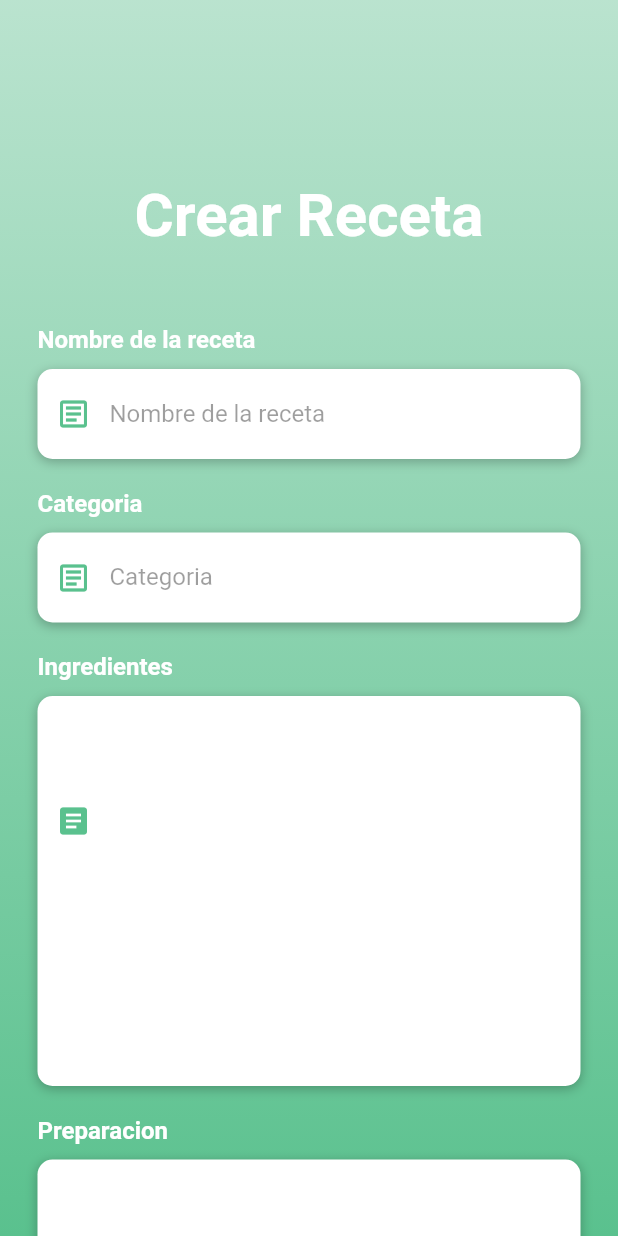
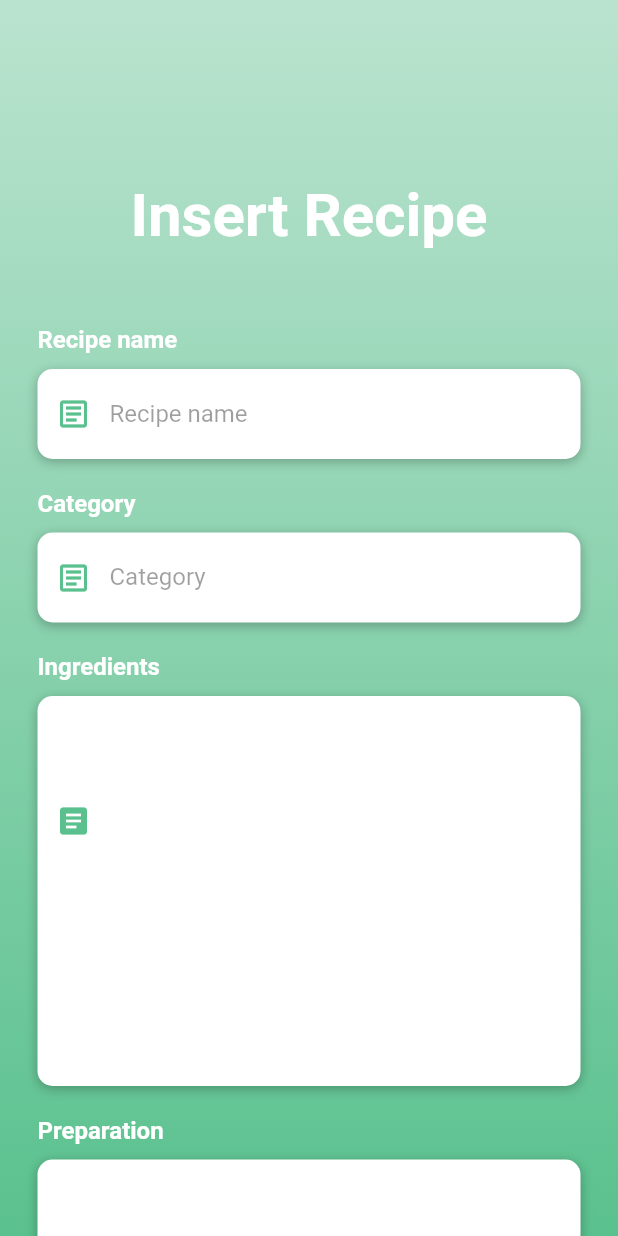
Before and after one commit to rony0025/ihc, a Flutter app: the Crear screen opened directly, on a phone screen of 412 x 824 dp. Run offline on Flutter 3.47's test engine with Material 2 defaults, Android fonts, the phone set to English and light mode, and no system bars.

Commit message:
proyecto_aceptable_con_traduccion_a_3_ilenguajes

```diff
--- a/lab09/el_recetario_v052/lib/crear.dart
+++ b/lab09/el_recetario_v052/lib/crear.dart
@@ -1,5 +1,6 @@
 import 'package:flutter/material.dart';
 import 'package:flutter/services.dart';
+import 'generated/l10n.dart';
 
 class Crear extends StatefulWidget {
   @override
@@ -14,7 +15,7 @@ class _CrearState extends State<Crear> {
       crossAxisAlignment: CrossAxisAlignment.start,
       children: <Widget>[
         Text(
-          'Nombre de la receta',
+          S.of(context).nombredereceta,
           style: TextStyle(
             color: Colors.white,
             fontSize: 16,
@@ -44,7 +45,7 @@ class _CrearState extends State<Crear> {
                   Icons.article_outlined,
                   color: Color(0xff5ac18e),
                 ),
-                hintText: 'Nombre de la receta',
+                hintText: S.of(context).nombredereceta,
                 hintStyle: TextStyle(
                   color: Colors.black38,
                 )),
@@ -54,12 +55,39 @@ class _CrearState extends State<Crear> {
     );
   }
 
+  Widget buildVolverBtn() {
+    return Container(
+      padding: EdgeInsets.symmetric(vertical: 25),
+      width: double.infinity,
+      child: RaisedButton(
+        elevation: 5,
+        onPressed: () => {
+          print("Volver Presionado"),
+          Navigator.pop(context)
+        },
+        padding: EdgeInsets.all(15),
+        shape: RoundedRectangleBorder(
+          borderRadius: BorderRadius.circular(15),
+        ),
+        color: Colors.white,
+        child: Text(
+          S.of(context).botonvolver,
+          style: TextStyle(
+            color: Color(0xff5ac18e),
+            fontSize: 18,
+            fontWeight: FontWeight.bold,
+          ),
+        ),
+      ),
+    );
+  }
+
   Widget buildCategoria() {
     return Column(
       crossAxisAlignment: CrossAxisAlignment.start,
       children: <Widget>[
         Text(
-          'Categoria',
+          S.of(context).categoria,
           style: TextStyle(
             color: Colors.white,
             fontSize: 16,
@@ -89,7 +117,7 @@ class _CrearState extends State<Crear> {
                   Icons.article_outlined,
                   color: Color(0xff5ac18e),
                 ),
-                hintText: 'Categoria',
+                hintText: S.of(context).categoria,
                 hintStyle: TextStyle(
                   color: Colors.black38,
                 )),
@@ -104,7 +132,7 @@ class _CrearState extends State<Crear> {
       crossAxisAlignment: CrossAxisAlignment.start,
       children: <Widget>[
         Text(
-          'Ingredientes',
+          S.of(context).ingredientes,
           style: TextStyle(
             color: Colors.white,
             fontSize: 16,
@@ -149,7 +177,7 @@ class _CrearState extends State<Crear> {
       crossAxisAlignment: CrossAxisAlignment.start,
       children: <Widget>[
         Text(
-          'Preparacion',
+          S.of(context).preparacion,
           style: TextStyle(
             color: Colors.white,
             fontSize: 16,
@@ -189,7 +217,7 @@ class _CrearState extends State<Crear> {
     );
   }
 
-  Widget buildLoginBtn() {
+  Widget buildGuardarBtn() {
     return Container(
       padding: EdgeInsets.symmetric(vertical: 25),
       width: double.infinity,
@@ -202,7 +230,7 @@ class _CrearState extends State<Crear> {
         ),
         color: Colors.white,
         child: Text(
-          'GUARDAR',
+          S.of(context).botonregistrarse,
           style: TextStyle(
             color: Color(0xff5ac18e),
             fontSize: 18,
@@ -242,7 +270,7 @@ class _CrearState extends State<Crear> {
                   mainAxisAlignment: MainAxisAlignment.center,
                   children: <Widget>[
                     Text(
-                      'Crear Receta',
+                      S.of(context).insertarreceta,
                       style: TextStyle(
                         color: Colors.white,
                         fontSize: 40,
@@ -268,9 +296,10 @@ class _CrearState extends State<Crear> {
                     SizedBox(
                       height: 20,
                     ),
-                    buildLoginBtn(),
+                    buildGuardarBtn(),
+                    buildVolverBtn(),
                     SizedBox(
-                      height: 20,
+                      height: 10,
                     ),
                   ],
                 ),
--- /dev/null
+++ b/lab09/el_recetario_v052/lib/l10n/intl_en_US.arb
@@ -0,0 +1,35 @@
+{
+  "saludos": "Login Page",
+  "correo": "Email",
+  "contrasenia": "Password",
+  "contraseniaolvidada": "Did you forget your password?",
+  "guardarinicio": "Save start session",
+  "botoningreso": "ENTER",
+  "registrateaqui1": "Don't you have an account?",
+  "registrateaqui2": " Register here",
+  "cerrarsesion": "LOGOUT",
+  "listapersonalderecetas": "Personal Cookbook",
+  "botoninsertar": "INSERT RECIPE",
+  "botonver": "VIEW",
+  "botonmodificar": "MODIFY",
+  "botonborrar": "DELETE",
+  "botonvolver": "GO BACK",
+  "resetearpassword": "Reset Password",
+  "ingresamail": "Enter your email: ",
+  "botonenviar": "SEND",
+  "registrarse": "Register",
+  "ingresatunombre": "Enter your full name:",
+  "ingresatucorreo": "Enter your email:",
+  "ingresatunumero": "Enter your phone number:",
+  "botonregistrarse": "SAVE",
+  "verreceta": "Read Recipe",
+  "nombredereceta": "Recipe name",
+  "categoria": "Category",
+  "ingredientes": "Ingredients",
+  "preparacion": "Preparation",
+  "modificarreceta": "Modify Recipe",
+  "botonsi": "YES",
+  "botonno": "NO",
+  "insertarreceta": "Insert Recipe",
+  "borrarreceta": "Delete Recipe?"
+}
--- a/lab09/el_recetario_v052/lib/ver.dart
+++ b/lab09/el_recetario_v052/lib/ver.dart
@@ -1,5 +1,8 @@
 import 'package:flutter/material.dart';
 import 'package:flutter/services.dart';
+
+import 'crud.dart';
+import 'generated/l10n.dart';
 
 class Ver extends StatefulWidget {
   @override
@@ -18,7 +21,7 @@ class _VerState extends State<Ver> {
       crossAxisAlignment: CrossAxisAlignment.start,
       children: <Widget>[
         Text(
-          'Nombre de la receta',
+          S.of(context).nombredereceta,
           style: TextStyle(
             color: Colors.white,
             fontSize: 16,
@@ -50,7 +53,7 @@ class _VerState extends State<Ver> {
                   Icons.article_outlined,
                   color: Color(0xff5ac18e),
                 ),
-                hintText: 'Pequeña receta',
+                hintText: S.of(context).verreceta,
                 hintStyle: TextStyle(
                   color: Colors.black38,
                 )),
@@ -65,7 +68,7 @@ class _VerState extends State<Ver> {
       crossAxisAlignment: CrossAxisAlignment.start,
       children: <Widget>[
         Text(
-          'Categoria',
+          S.of(context).categoria,
           style: TextStyle(
             color: Colors.white,
             fontSize: 16,
@@ -97,7 +100,7 @@ class _VerState extends State<Ver> {
                   Icons.article_outlined,
                   color: Color(0xff5ac18e),
                 ),
-                hintText: 'Categoria',
+                hintText: S.of(context).categoria,
                 hintStyle: TextStyle(
                   color: Colors.black38,
                 )),
@@ -112,7 +115,7 @@ class _VerState extends State<Ver> {
       crossAxisAlignment: CrossAxisAlignment.start,
       children: <Widget>[
         Text(
-          'Ingredientes',
+          S.of(context).ingredientes,
           style: TextStyle(
             color: Colors.white,
             fontSize: 16,
@@ -159,7 +162,7 @@ class _VerState extends State<Ver> {
       crossAxisAlignment: CrossAxisAlignment.start,
       children: <Widget>[
         Text(
-          'Preparacion',
+          S.of(context).preparacion,
           style: TextStyle(
             color: Colors.white,
             fontSize: 16,
@@ -201,20 +204,23 @@ class _VerState extends State<Ver> {
     );
   }
 
-  Widget buildLoginBtn() {
+  Widget buildVolverBtn() {
     return Container(
       padding: EdgeInsets.symmetric(vertical: 25),
       width: double.infinity,
       child: RaisedButton(
         elevation: 5,
-        onPressed: () => print('Guardar presionado'),
+        onPressed: () => {
+          print("Volver Presionado"),
+          Navigator.pop(context)
+        },
         padding: EdgeInsets.all(15),
         shape: RoundedRectangleBorder(
           borderRadius: BorderRadius.circular(15),
         ),
         color: Colors.white,
         child: Text(
-          'VOLVER',
+          S.of(context).botonvolver,
           style: TextStyle(
             color: Color(0xff5ac18e),
             fontSize: 18,
@@ -260,7 +266,7 @@ class _VerState extends State<Ver> {
                   mainAxisAlignment: MainAxisAlignment.center,
                   children: <Widget>[
                     Text(
-                      'Ver Receta',
+                      S.of(context).verreceta,
                       style: TextStyle(
                         color: Colors.white,
                         fontSize: 40,
@@ -286,7 +292,7 @@ class _VerState extends State<Ver> {
                     SizedBox(
                       height: 20,
                     ),
-                    buildLoginBtn(),
+                    buildVolverBtn(),
                     SizedBox(
                       height: 20,
                     ),
```
Also changed, not shown: lab09/el_recetario_v052/lib/borrar.dart (+13 -7 lines), lab09/el_recetario_v052/lib/crud.dart (+34 -6 lines), lab09/el_recetario_v052/lib/l10n/intl_es_PE.arb (added, +35 -0 lines), lab09/el_recetario_v052/lib/l10n/intl_pt_BR.arb (added, +35 -0 lines), lab09/el_recetario_v052/lib/login.dart (+23 -11 lines), lab09/el_recetario_v052/lib/main.dart (+11 -1 lines), lab09/el_recetario_v052/lib/modificar.dart (+32 -8 lines), lab09/el_recetario_v052/lib/recovery.dart (+32 -4 lines), lab09/el_recetario_v052/lib/register.dart (+34 -6 lines), lab09/el_recetario_v052/pubspec.yaml (+9 -0 lines), lab09/el_recetario_v052/lib/generated/intl/messages_all.dart (added), lab09/el_recetario_v052/lib/generated/intl/messages_en_US.dart (added), lab09/el_recetario_v052/lib/generated/intl/messages_es_PE.dart (added), lab09/el_recetario_v052/lib/generated/intl/messages_pt_BR.dart (added), 2 more files, 1 other file.
